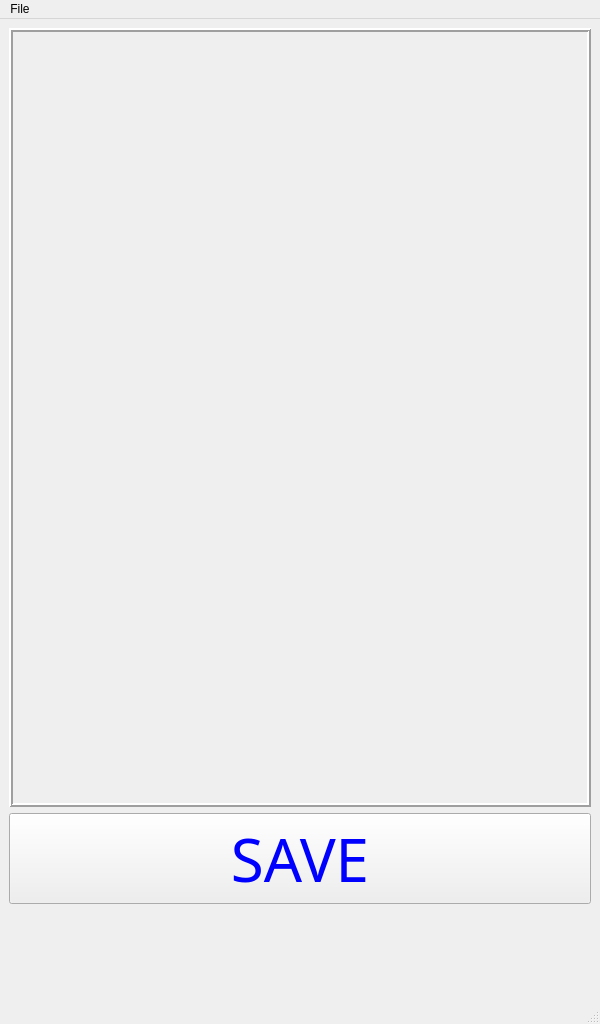
The window that Philler_Main.ui (Gauntleteer/Philler) describes before a commit, drawn with Qt 5.
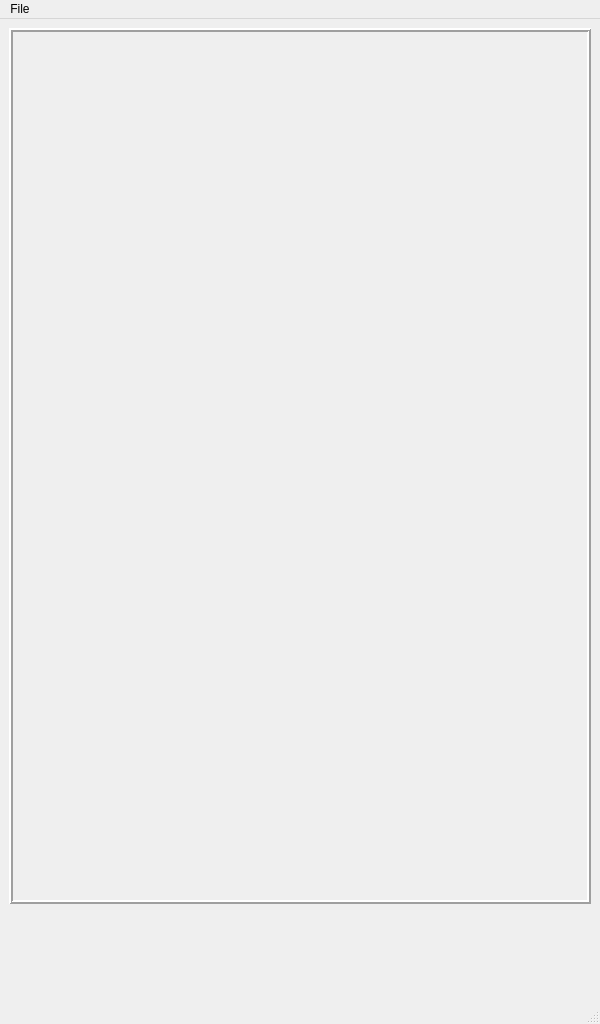
The same window after the commit. Icons and pictures are not drawn.

Patch:
```diff
--- a/Philler_Main.ui
+++ b/Philler_Main.ui
@@ -937,22 +937,6 @@
          </widget>
         </item>
         <item row="1" column="0">
-         <widget class="QPushButton" name="b_setup_save">
-          <property name="font">
-           <font>
-            <family>Montserrat Medium</family>
-            <pointsize>45</pointsize>
-           </font>
-          </property>
-          <property name="styleSheet">
-           <string notr="true">color: rgb(0, 0, 255)</string>
-          </property>
-          <property name="text">
-           <string>SAVE</string>
-          </property>
-         </widget>
-        </item>
-        <item row="2" column="0">
          <widget class="QToolButton" name="b_setup_back">
           <property name="styleSheet">
            <string notr="true">QToolButton {  
```
Left out of the diff: 2 changed lines with no effect on the pictures.
